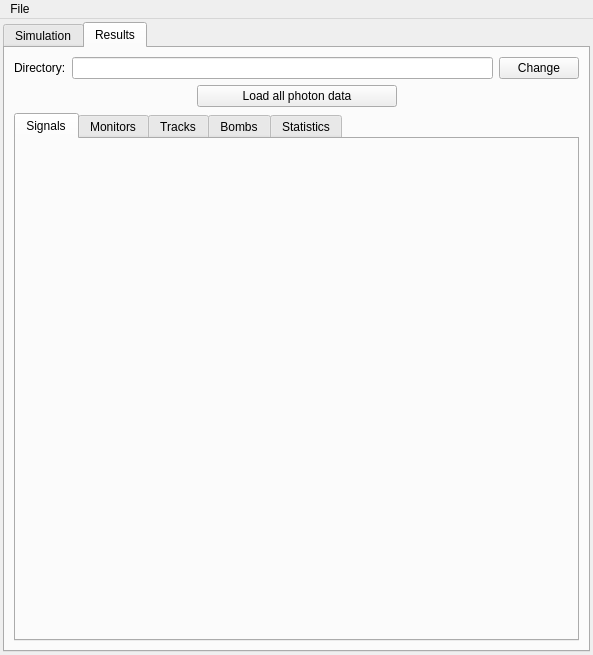
Above: ants3bundle/src/ants3/gui/photsim/a3photsimwin.ui from andrmor/ANTS3bundle before the change. Below: the same form after it.
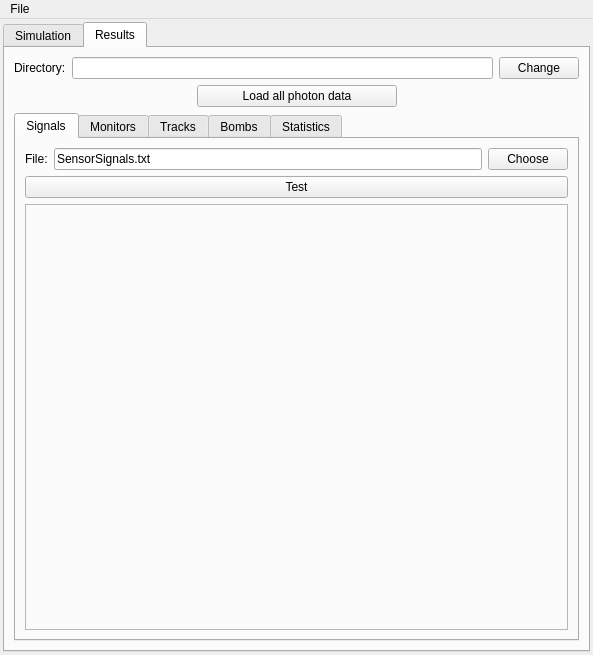
That is the form after the change. The open tabs and pages were chosen to show the change.

Patch:
```diff
--- a/ants3bundle/src/ants3/gui/photsim/a3photsimwin.ui
+++ b/ants3bundle/src/ants3/gui/photsim/a3photsimwin.ui
@@ -3547,6 +3547,56 @@
            <attribute name="title">
             <string>Signals</string>
            </attribute>
+           <layout class="QVBoxLayout" name="verticalLayout_28">
+            <item>
+             <layout class="QHBoxLayout" name="horizontalLayout_59">
+              <item>
+               <widget class="QLabel" name="label_37">
+                <property name="text">
+                 <string>File:</string>
+                </property>
+               </widget>
+              </item>
+              <item>
+               <widget class="QLineEdit" name="leSensorSigFileName">
+                <property name="text">
+                 <string>SensorSignals.txt</string>
+                </property>
+               </widget>
+              </item>
+              <item>
+               <widget class="QPushButton" name="pbChooseSensorSigFile">
+                <property name="text">
+                 <string>Choose</string>
+                </property>
+               </widget>
+              </item>
+             </layout>
+            </item>
+            <item>
+             <widget class="QPushButton" name="pbTest">
+              <property name="text">
+               <string>Test</string>
+              </property>
+             </widget>
+            </item>
+            <item>
+             <widget class="QFrame" name="frTest">
+              <property name="sizePolicy">
+               <sizepolicy hsizetype="Preferred" vsizetype="Expanding">
+                <horstretch>0</horstretch>
+                <verstretch>0</verstretch>
+               </sizepolicy>
+              </property>
+              <property name="frameShape">
+               <enum>QFrame::StyledPanel</enum>
+              </property>
+              <property name="frameShadow">
+               <enum>QFrame::Raised</enum>
+              </property>
+             </widget>
+            </item>
+           </layout>
           </widget>
           <widget class="QWidget" name="tab_7">
            <attribute name="title">
```
Left out of the diff: 27 changed lines with no effect on the pictures.
